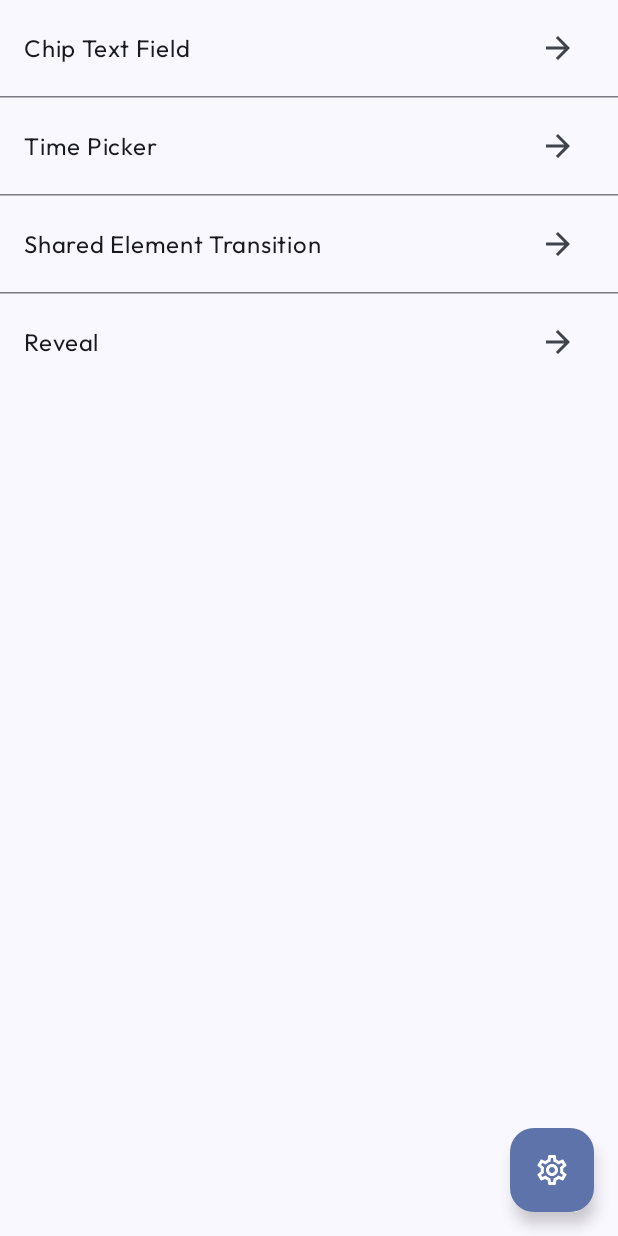
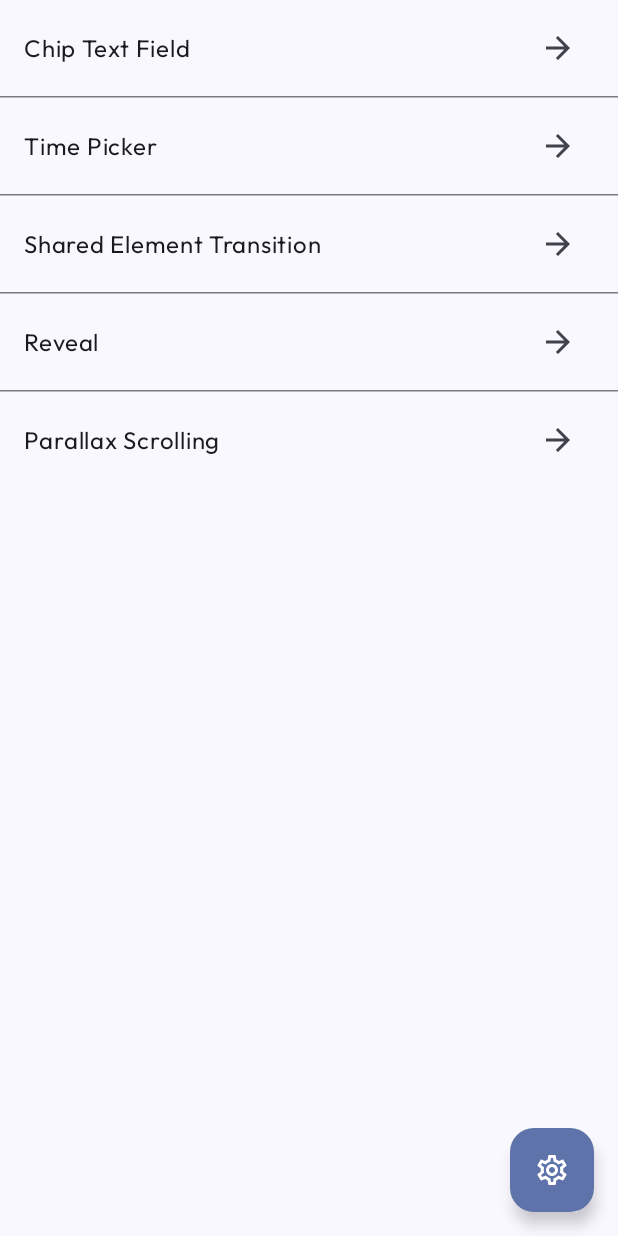
Before and after one commit to chrimaeon/compose-playground, an Android app built with Jetpack Compose: the screen it shows after launch (MainActivity), on a phone screen of 412 x 824 dp. Run offline under Robolectric (Android 15) with nearby library versions, the light colour scheme and no system bars; 1 statement that could not run was skipped.

Commit message:
add parallax scrolling

```diff
--- a/app/src/main/java/com/cmgapps/android/compose/route/Routes.kt
+++ b/app/src/main/java/com/cmgapps/android/compose/route/Routes.kt
@@ -54,6 +54,10 @@ sealed class SubRoutes {
     @Parcelize
     @Serializable
     data object Settings : SubRoutes(), Parcelable
+
+    @Parcelize
+    @Serializable
+    data object ParallaxScrolling : SubRoutes(), Parcelable
 }
 
 sealed class SharedElementRoutes {
--- a/app/src/main/java/com/cmgapps/android/compose/screen/Dashboard.kt
+++ b/app/src/main/java/com/cmgapps/android/compose/screen/Dashboard.kt
@@ -10,6 +10,7 @@ import androidx.activity.compose.BackHandler
 import androidx.compose.animation.AnimatedVisibility
 import androidx.compose.foundation.background
 import androidx.compose.foundation.clickable
+import androidx.compose.foundation.layout.PaddingValues
 import androidx.compose.foundation.layout.fillMaxSize
 import androidx.compose.foundation.layout.padding
 import androidx.compose.foundation.lazy.LazyColumn
@@ -35,6 +36,9 @@ import androidx.compose.material3.adaptive.navigation.ThreePaneScaffoldNavigator
 import androidx.compose.material3.adaptive.navigation.rememberListDetailPaneScaffoldNavigator
 import androidx.compose.runtime.Composable
 import androidx.compose.ui.Modifier
+import androidx.compose.ui.res.stringResource
+import androidx.compose.ui.unit.dp
+import com.cmgapps.android.compose.R
 import com.cmgapps.android.compose.route.SubRoutes
 import com.cmgapps.android.compose.toLocalTime
 import kotlinx.datetime.Clock
@@ -95,10 +99,12 @@ fun Dashboard(
                             .padding(contentPadding)
                             .fillMaxSize(),
                 ) {
-                    LazyColumn {
+                    LazyColumn(
+                        contentPadding = PaddingValues(bottom = 64.dp),
+                    ) {
                         item {
                             NavigationItem(
-                                title = "Chip Text Field",
+                                title = stringResource(id = R.string.chip_text_field),
                                 onClick = {
                                     scaffoldNavigator.navigateTo(
                                         ListDetailPaneScaffoldRole.Detail,
@@ -112,7 +118,7 @@ fun Dashboard(
                         }
                         item {
                             NavigationItem(
-                                title = "Time Picker",
+                                title = stringResource(id = R.string.time_picker),
                                 onClick = {
                                     val initialTime = Clock.System.now().toLocalTime()
                                     scaffoldNavigator.navigateTo(
@@ -127,7 +133,7 @@ fun Dashboard(
                         }
                         item {
                             NavigationItem(
-                                title = "Shared Element Transition",
+                                title = stringResource(R.string.shared_element_transition),
                                 onClick = {
                                     scaffoldNavigator.navigateTo(
                                         ListDetailPaneScaffoldRole.Detail,
@@ -141,11 +147,25 @@ fun Dashboard(
                         }
                         item {
                             NavigationItem(
-                                title = "Reveal",
+                                title = stringResource(id = R.string.reveal),
                                 onClick = {
                                     scaffoldNavigator.navigateTo(
                                         ListDetailPaneScaffoldRole.Detail,
                                         SubRoutes.Reveal,
+                                    )
+                                },
+                            )
+                        }
+                        item {
+                            HorizontalDivider()
+                        }
+                        item {
+                            NavigationItem(
+                                title = stringResource(R.string.parallax_scrolling),
+                                onClick = {
+                                    scaffoldNavigator.navigateTo(
+                                        ListDetailPaneScaffoldRole.Detail,
+                                        SubRoutes.ParallaxScrolling,
                                     )
                                 },
                             )
@@ -198,6 +218,16 @@ fun Dashboard(
                                 )
                             },
                         )
+
+                    SubRoutes.ParallaxScrolling ->
+                        ParallaxScrollingScreen(
+                            backButton = {
+                                BackButton(
+                                    scaffoldNavigator = scaffoldNavigator,
+                                    backBehavior = backBehavior,
+                                )
+                            },
+                        )
                 }
             }
         },
--- a/app/src/main/res/values/strings.xml
+++ b/app/src/main/res/values/strings.xml
@@ -24,4 +24,6 @@
     <string name="open_font_licenses_title">Open Font Licenses</string>
     <string name="open_font_licenses_desc">Licenses used for Fonts</string>
     <string name="pick_a_time">Pick a time</string>
+    <string name="shared_element_transition">Shared Element Transition</string>
+    <string name="parallax_scrolling">Parallax Scrolling</string>
 </resources>
```
Also changed, not shown: app/src/main/java/com/cmgapps/android/compose/screen/ParallaxScrolling.kt (added, +151 -0 lines).
